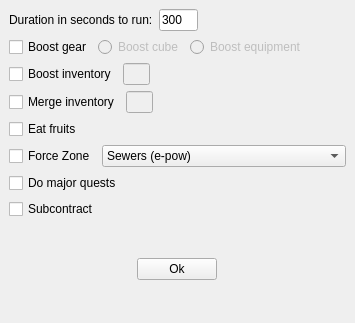
Qt form design/options.ui (kujan/NGU-scripts) before a commit.
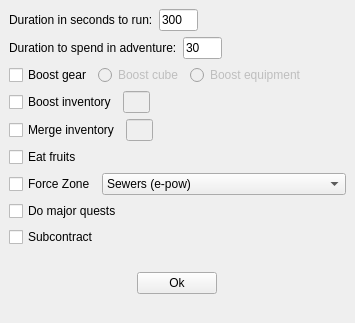
The same form after that commit.

Diff of the .ui file:
```diff
--- a/design/options.ui
+++ b/design/options.ui
@@ -60,6 +60,49 @@
         </item>
        </layout>
       </item>
+      <item>
+       <layout class="QHBoxLayout" name="w_adv_duration">
+        <item>
+         <widget class="QLabel" name="label_adv_duration">
+          <property name="text">
+           <string>Duration to spend in adventure:</string>
+          </property>
+         </widget>
+        </item>
+        <item>
+         <widget class="QLineEdit" name="line_adv_duration">
+          <property name="maximumSize">
+           <size>
+            <width>39</width>
+            <height>16777215</height>
+           </size>
+          </property>
+          <property name="toolTip">
+           <string>Duration in minutes that the questing method will run until returning to boost/merge/etc</string>
+          </property>
+          <property name="text">
+           <string>30</string>
+          </property>
+          <property name="placeholderText">
+           <string/>
+          </property>
+         </widget>
+        </item>
+        <item>
+         <spacer name="horizontalSpacer_6">
+          <property name="orientation">
+           <enum>Qt::Horizontal</enum>
+          </property>
+          <property name="sizeHint" stdset="0">
+           <size>
+            <width>40</width>
+            <height>20</height>
+           </size>
+          </property>
+         </spacer>
+        </item>
+       </layout>
+      </item>
       <item>
        <layout class="QHBoxLayout" name="w_boost_equipment">
         <item>
```
Left out of the diff: 2 changed lines with no effect on the pictures.
